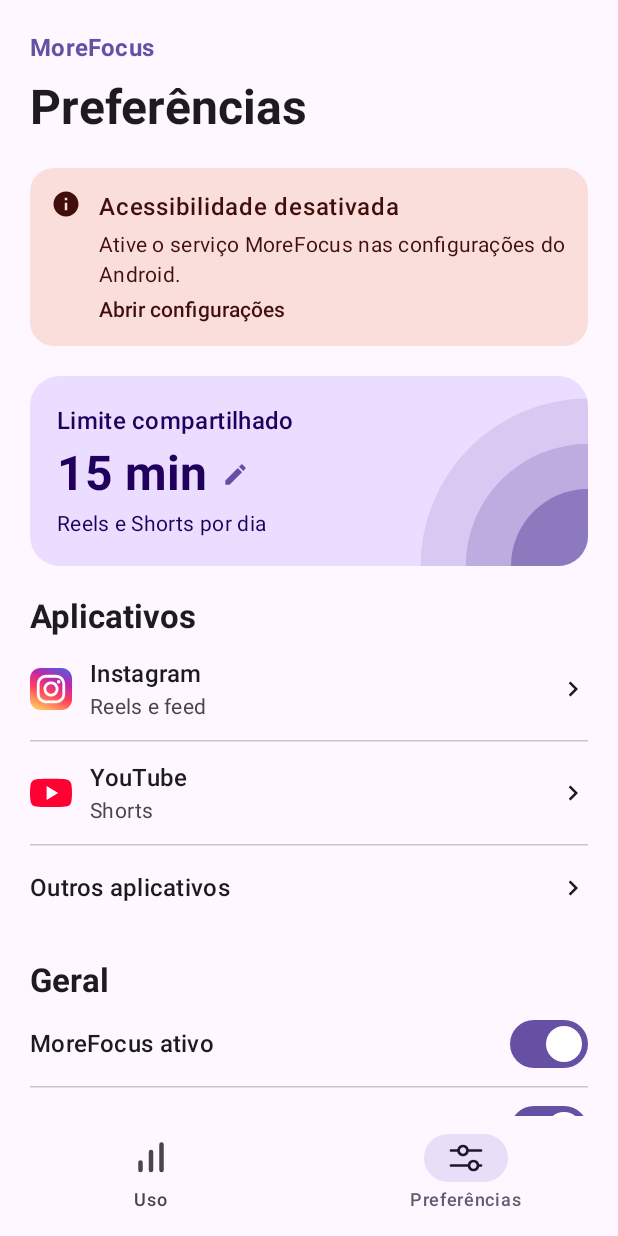
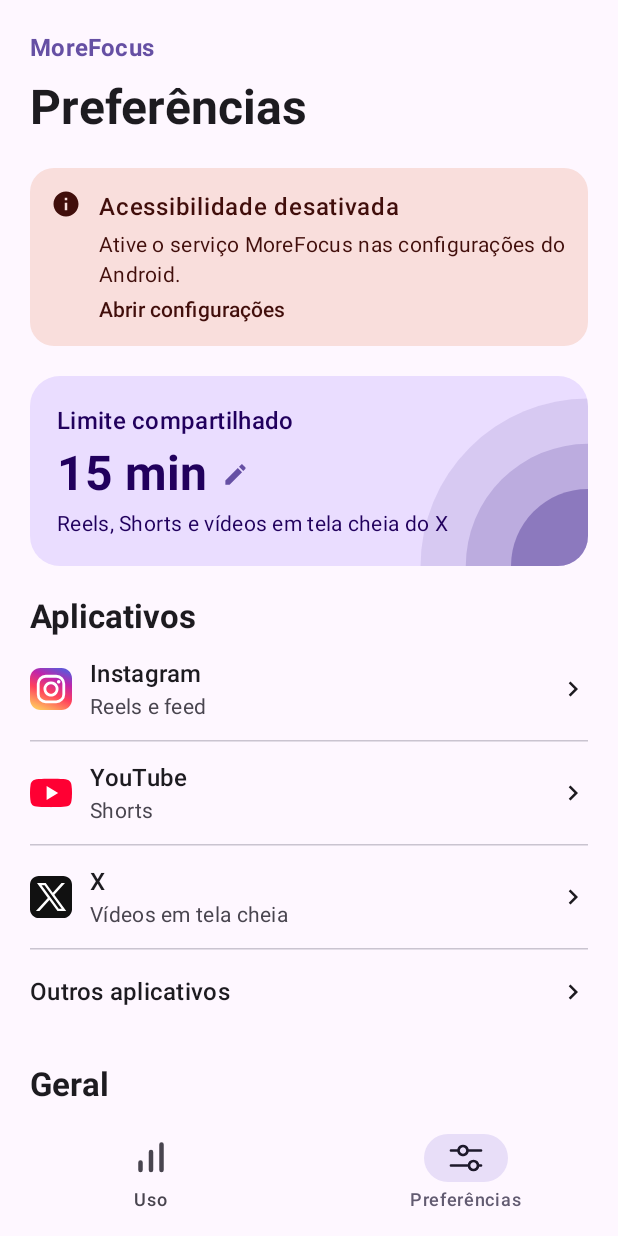
Before and after one commit to israNascimento/more-focus, an Android app built with Jetpack Compose: the screen it shows after launch (MainActivity), item 2 of the bottom bar chosen, on a phone screen of 412 x 824 dp. Run offline under Robolectric (Android 15) with nearby library versions, the phone set to English and light mode, and no system bars.

Commit message:
Apply the shared video limit to X's full-screen viewer

```diff
--- a/app/src/main/java/br/com/morefocus/MainActivity.kt
+++ b/app/src/main/java/br/com/morefocus/MainActivity.kt
@@ -142,6 +142,7 @@ private fun MoreFocusApp(
         onHideFeedShortsChange = viewModel::setHideFeedShorts,
         onHardBlockVerticalVideosChange = viewModel::setHardBlockVerticalVideos,
         onYouTubeShortsEnabledChange = viewModel::setYouTubeShortsEnabled,
+        onXVideosEnabledChange = viewModel::setXVideosEnabled,
         onExponentialPauseLockEnabledChange = viewModel::setExponentialPauseLockEnabled,
         onDailyVerticalVideosLimitSecondsChange =
             viewModel::setDailyVerticalVideosLimitSeconds,
@@ -172,6 +173,7 @@ internal fun MoreFocusScreen(
     onHideFeedShortsChange: (Boolean) -> Unit,
     onHardBlockVerticalVideosChange: (Boolean) -> Unit,
     onYouTubeShortsEnabledChange: (Boolean) -> Unit,
+    onXVideosEnabledChange: (Boolean) -> Unit,
     onExponentialPauseLockEnabledChange: (Boolean) -> Unit,
     onDailyVerticalVideosLimitSecondsChange: (Int) -> Unit,
     onAddAppLimit: (String, Int) -> Unit,
@@ -249,6 +251,10 @@ internal fun MoreFocusScreen(
                             )
                             FeaturedApp.YouTube -> YouTubePreferences(
                                 uiState, onYouTubeShortsEnabledChange, onHideFeedShortsChange
+                            )
+                            FeaturedApp.X -> ToggleRow(
+                                stringResource(R.string.preference_x_videos_enabled_title), uiState.xVideosEnabled,
+                                onXVideosEnabledChange, stringResource(R.string.preference_x_videos_description)
                             )
                         }
                     }
@@ -605,6 +611,7 @@ private fun MoreFocusScreenPreview() {
             onHideFeedShortsChange = {},
             onHardBlockVerticalVideosChange = {},
             onYouTubeShortsEnabledChange = {},
+            onXVideosEnabledChange = {},
             onExponentialPauseLockEnabledChange = {},
             onDailyVerticalVideosLimitSecondsChange = {},
             onAddAppLimit = { _, _ -> },
--- a/app/src/main/java/br/com/morefocus/PreferencesScreen.kt
+++ b/app/src/main/java/br/com/morefocus/PreferencesScreen.kt
@@ -53,6 +53,7 @@ import androidx.compose.ui.semantics.semantics
 import androidx.compose.ui.text.font.FontWeight
 import androidx.compose.ui.unit.dp
 import br.com.morefocus.blocking.INSTAGRAM_PACKAGE_NAME
+import br.com.morefocus.blocking.X_PACKAGE_NAME
 import br.com.morefocus.blocking.YOUTUBE_PACKAGE_NAME
 import br.com.morefocus.ui.MoreFocusUiState
 
@@ -71,6 +72,10 @@ internal enum class FeaturedApp(
     YouTube(
         "youtube", YOUTUBE_PACKAGE_NAME, R.string.youtube_name,
         R.string.shorts_title, R.string.shorts_title, R.drawable.ic_youtube
+    ),
+    X(
+        "x", X_PACKAGE_NAME, R.string.x_name,
+        R.string.x_videos_title, R.string.x_videos_title, R.drawable.ic_x
     )
 }
 
--- a/app/src/main/java/br/com/morefocus/UsageScreen.kt
+++ b/app/src/main/java/br/com/morefocus/UsageScreen.kt
@@ -61,7 +61,7 @@ private fun SharedUsageCard(uiState: MoreFocusUiState) {
     val limit = uiState.dailyVerticalVideosLimitSeconds * 1000L
     val remaining = (limit - used).coerceAtLeast(0L)
     val caption = when {
-        !uiState.instagramReelsEnabled && !uiState.youtubeShortsEnabled -> R.string.usage_rule_disabled
+        !uiState.instagramReelsEnabled && !uiState.youtubeShortsEnabled && !uiState.xVideosEnabled -> R.string.usage_rule_disabled
         used >= limit -> R.string.usage_limit_reached
         else -> R.string.usage_remaining_today
     }
--- a/app/src/main/java/br/com/morefocus/blocking/ReelsBlocker.kt
+++ b/app/src/main/java/br/com/morefocus/blocking/ReelsBlocker.kt
@@ -4,6 +4,9 @@ private const val MILLIS_PER_SECOND = 1000L
 
 internal const val INSTAGRAM_PACKAGE_NAME = "com.instagram.android"
 internal const val YOUTUBE_PACKAGE_NAME = "com.google.android.youtube"
+internal const val X_PACKAGE_NAME = "com.twitter.android"
+// X exposes this Compose tag throughout the swipeable viewer, including between videos.
+internal const val X_VIDEO_VIEWER_ID = "VideoTab"
 
 data class BlockSettings(
     val focusEnabled: Boolean,
@@ -13,7 +16,8 @@ data class BlockSettings(
     val dailyVerticalVideosLimitSeconds: Int = 15 * 60,
     val dailyVerticalVideosUsageMillis: Long = 0L,
     val appLimitRules: List<AppLimitRule> = emptyList(),
-    val hardBlockVerticalVideos: Boolean = false
+    val hardBlockVerticalVideos: Boolean = false,
+    val xVideosEnabled: Boolean = true
 ) {
     val dailyVerticalVideosLimitMillis: Long
         get() = dailyVerticalVideosLimitSeconds.coerceAtLeast(1) * MILLIS_PER_SECOND
@@ -48,7 +52,8 @@ data class MonitoringScope(
     val youtubeShortsEnabled: Boolean,
     val limitedPackages: Set<String>,
     val hideFeedReels: Boolean = false,
-    val hideFeedShorts: Boolean = false
+    val hideFeedShorts: Boolean = false,
+    val xVideosEnabled: Boolean = true
 ) {
     fun monitors(packageName: String?): Boolean =
         monitorsAppLimit(packageName) || monitorsVerticalVideos(packageName)
@@ -66,7 +71,8 @@ data class MonitoringScope(
     fun monitorsVerticalVideos(packageName: String?): Boolean =
         focusEnabled && (
             (instagramReelsEnabled && packageName == INSTAGRAM_PACKAGE_NAME) ||
-                (youtubeShortsEnabled && packageName == YOUTUBE_PACKAGE_NAME)
+                (youtubeShortsEnabled && packageName == YOUTUBE_PACKAGE_NAME) ||
+                (xVideosEnabled && packageName == X_PACKAGE_NAME)
         )
 }
 
@@ -88,7 +94,8 @@ class BlockDecisionEngine(
         screen: ScreenSnapshot
     ): Boolean =
         (settings.instagramReelsEnabled && reelsDetector.isInstagramReels(screen)) ||
-            (settings.youtubeShortsEnabled && shortsBlocker.isYouTubeShorts(screen))
+            (settings.youtubeShortsEnabled && shortsBlocker.isYouTubeShorts(screen)) ||
+            (settings.xVideosEnabled && screen.packageName == X_PACKAGE_NAME && X_VIDEO_VIEWER_ID in screen.resourceIds)
 
     fun verticalVideoAction(
         settings: BlockSettings,
--- a/app/src/main/java/br/com/morefocus/data/MoreFocusSettingsRepository.kt
+++ b/app/src/main/java/br/com/morefocus/data/MoreFocusSettingsRepository.kt
@@ -17,7 +17,8 @@ data class MoreFocusSettings(
     val hideFeedReels: Boolean = false,
     val hideFeedShorts: Boolean = false,
     val showUsageNotification: Boolean = true,
-    val hardBlockVerticalVideos: Boolean = false
+    val hardBlockVerticalVideos: Boolean = false,
+    val xVideosEnabled: Boolean = true
 )
 
 interface MoreFocusSettingsRepository {
@@ -47,6 +48,7 @@ interface MoreFocusSettingsRepository {
             focusEnabled = settings.focusEnabled,
             instagramReelsEnabled = settings.instagramReelsEnabled,
             youtubeShortsEnabled = settings.youtubeShortsEnabled,
+            xVideosEnabled = settings.xVideosEnabled,
             hideFeedReels = settings.hideFeedReels,
             hideFeedShorts = settings.hideFeedShorts,
             limitedPackages = settings.appLimitRules
@@ -68,6 +70,8 @@ interface MoreFocusSettingsRepository {
     fun setHardBlockVerticalVideos(enabled: Boolean)
 
     fun setYouTubeShortsEnabled(enabled: Boolean)
+
+    fun setXVideosEnabled(enabled: Boolean)
 
     fun setExponentialPauseLockEnabled(enabled: Boolean)
 
@@ -121,6 +125,7 @@ class SharedPreferencesMoreFocusSettingsRepository(
             focusEnabled = preferences.isFocusEnabled(),
             instagramReelsEnabled = preferences.isInstagramReelsEnabled(),
             youtubeShortsEnabled = preferences.isYouTubeShortsEnabled(),
+            xVideosEnabled = preferences.isXVideosEnabled(),
             exponentialPauseLockEnabled = preferences.isExponentialPauseLockEnabled(),
             dailyVerticalVideosLimitSeconds = preferences.dailyVerticalVideosLimitSeconds(),
             appLimitRules = preferences.appLimitRules(),
@@ -169,6 +174,11 @@ class SharedPreferencesMoreFocusSettingsRepository(
 
     override fun setYouTubeShortsEnabled(enabled: Boolean) {
         preferences.setYouTubeShortsEnabled(enabled)
+        invalidateMonitoringScope()
+    }
+
+    override fun setXVideosEnabled(enabled: Boolean) {
+        preferences.setXVideosEnabled(enabled)
         invalidateMonitoringScope()
     }
 
--- a/app/src/main/java/br/com/morefocus/notifications/DailyUsageNotification.kt
+++ b/app/src/main/java/br/com/morefocus/notifications/DailyUsageNotification.kt
@@ -79,7 +79,7 @@ class DailyUsageNotification(
 
         val settings = preferences.getBlockSettingsForPackage(null)
         if (!preferences.showUsageNotification() || !settings.focusEnabled ||
-            !(settings.instagramReelsEnabled || settings.youtubeShortsEnabled)
+            !(settings.instagramReelsEnabled || settings.youtubeShortsEnabled || settings.xVideosEnabled)
         ) {
             manager.cancel(NOTIFICATION_ID)
             return
--- a/app/src/main/java/br/com/morefocus/settings/MoreFocusPreferences.kt
+++ b/app/src/main/java/br/com/morefocus/settings/MoreFocusPreferences.kt
@@ -25,6 +25,7 @@ class MoreFocusPreferences(context: Context) {
                 KEY_FOCUS_ENABLED,
                 KEY_VERTICAL_VIDEOS_INSTAGRAM_REELS_ENABLED,
                 KEY_VERTICAL_VIDEOS_YOUTUBE_SHORTS_ENABLED,
+                KEY_X_VIDEOS_ENABLED,
                 KEY_DAILY_VERTICAL_VIDEOS_LIMIT_SECONDS,
                 KEY_DAILY_VERTICAL_VIDEOS_USAGE_DAY,
                 KEY_DAILY_VERTICAL_VIDEOS_USAGE_MILLIS -> onChanged()
@@ -40,6 +41,7 @@ class MoreFocusPreferences(context: Context) {
             focusEnabled = preferences.getBoolean(KEY_FOCUS_ENABLED, true),
             instagramReelsEnabled = isInstagramReelsEnabled(),
             youtubeShortsEnabled = isYouTubeShortsEnabled(),
+            xVideosEnabled = isXVideosEnabled(),
             pauseUntilMillis = preferences.getLong(KEY_PAUSE_UNTIL_MILLIS, 0L),
             dailyVerticalVideosLimitSeconds = dailyVerticalVideosLimitSeconds(),
             dailyVerticalVideosUsageMillis = dailyUsageState.usedMillis,
@@ -62,6 +64,7 @@ class MoreFocusPreferences(context: Context) {
             focusEnabled = preferences.getBoolean(KEY_FOCUS_ENABLED, true),
             instagramReelsEnabled = isInstagramReelsEnabled(),
             youtubeShortsEnabled = isYouTubeShortsEnabled(),
+            xVideosEnabled = isXVideosEnabled(),
             pauseUntilMillis = preferences.getLong(KEY_PAUSE_UNTIL_MILLIS, 0L),
             dailyVerticalVideosLimitSeconds = dailyVerticalVideosLimitSeconds(),
             dailyVerticalVideosUsageMillis = dailyUsageState.usedMillis,
@@ -75,6 +78,7 @@ class MoreFocusPreferences(context: Context) {
             focusEnabled = preferences.getBoolean(KEY_FOCUS_ENABLED, true),
             instagramReelsEnabled = isInstagramReelsEnabled(),
             youtubeShortsEnabled = isYouTubeShortsEnabled(),
+            xVideosEnabled = isXVideosEnabled(),
             hideFeedReels = hideFeedReels(),
             hideFeedShorts = hideFeedShorts(),
             limitedPackages = appLimitPackages().filterTo(mutableSetOf()) { packageName ->
@@ -129,6 +133,12 @@ class MoreFocusPreferences(context: Context) {
         preferences.edit {
             putBoolean(KEY_VERTICAL_VIDEOS_YOUTUBE_SHORTS_ENABLED, enabled)
         }
+    }
+
+    fun isXVideosEnabled(): Boolean = preferences.getBoolean(KEY_X_VIDEOS_ENABLED, true)
+
+    fun setXVideosEnabled(enabled: Boolean) {
+        preferences.edit { putBoolean(KEY_X_VIDEOS_ENABLED, enabled) }
     }
 
     fun isExponentialPauseLockEnabled(): Boolean =
@@ -426,6 +436,7 @@ class MoreFocusPreferences(context: Context) {
         private const val KEY_SHOW_USAGE_NOTIFICATION = "show_usage_notification"
         private const val KEY_HIDE_FEED_REELS = "hide_feed_reels"
         private const val KEY_HIDE_FEED_SHORTS = "hide_feed_shorts"
+        private const val KEY_X_VIDEOS_ENABLED = "vertical_videos_x_enabled"
         // Keep the original key so upgrades retain the user's choice.
         private const val KEY_HARD_BLOCK_VERTICAL_VIDEOS = "hard_block_reels"
         private const val KEY_VERTICAL_VIDEOS_INSTAGRAM_REELS_ENABLED =
--- a/app/src/main/java/br/com/morefocus/ui/MoreFocusViewModel.kt
+++ b/app/src/main/java/br/com/morefocus/ui/MoreFocusViewModel.kt
@@ -19,6 +19,7 @@ data class MoreFocusUiState(
     val hideFeedShorts: Boolean = false,
     val hardBlockVerticalVideos: Boolean = false,
     val youtubeShortsEnabled: Boolean = true,
+    val xVideosEnabled: Boolean = true,
     val exponentialPauseLockEnabled: Boolean = true,
     val dailyVerticalVideosLimitSeconds: Int = 15 * 60,
     val dailyVerticalVideosUsageMillis: Long = 0L,
@@ -75,6 +76,11 @@ class MoreFocusViewModel(
         refresh()
     }
 
+    fun setXVideosEnabled(enabled: Boolean) {
+        settingsRepository.setXVideosEnabled(enabled)
+        refresh()
+    }
+
     fun setExponentialPauseLockEnabled(enabled: Boolean) {
         settingsRepository.setExponentialPauseLockEnabled(enabled)
         refresh()
@@ -123,6 +129,7 @@ class MoreFocusViewModel(
             hideFeedShorts = settings.hideFeedShorts,
             hardBlockVerticalVideos = settings.hardBlockVerticalVideos,
             youtubeShortsEnabled = settings.youtubeShortsEnabled,
+            xVideosEnabled = settings.xVideosEnabled,
             exponentialPauseLockEnabled = settings.exponentialPauseLockEnabled,
             dailyVerticalVideosLimitSeconds = settings.dailyVerticalVideosLimitSeconds,
             dailyVerticalVideosUsageMillis = blockSettings.dailyVerticalVideosUsageMillis,
--- /dev/null
+++ b/app/src/main/res/drawable/ic_x.xml
@@ -0,0 +1,7 @@
+<vector xmlns:android="http://schemas.android.com/apk/res/android"
+    android:width="24dp" android:height="24dp"
+    android:viewportWidth="24" android:viewportHeight="24">
+    <path android:fillColor="#FF111111" android:pathData="M5,0h14a5,5 0,0 1,5 5v14a5,5 0,0 1,-5 5H5a5,5 0,0 1,-5 -5V5a5,5 0,0 1,5 -5z" />
+    <path android:fillColor="#FFFFFFFF" android:fillType="evenOdd"
+        android:pathData="M4,4h5l4,5.5L18,4h2l-6.1,6.7L20.7,20h-5l-4.6,-6.3L5.4,20h-2l6.8,-7.5zM6.6,5.3l9.8,13.4h1.7L8.3,5.3z" />
+</vector>
--- a/app/src/main/res/values/strings.xml
+++ b/app/src/main/res/values/strings.xml
@@ -1,7 +1,7 @@
 <resources>
     <string name="app_name">More Focus</string>
     <string name="accessibility_service_label">More Focus</string>
-    <string name="accessibility_service_description">Detecta o aplicativo em primeiro plano, Instagram Reels e YouTube Shorts para aplicar limites diários locais. O MoreFocus não captura imagens, não grava vídeos e não envia dados.</string>
+    <string name="accessibility_service_description">Detecta o aplicativo em primeiro plano, Instagram Reels, YouTube Shorts e vídeos em tela cheia do X para aplicar limites diários locais. O MoreFocus não captura imagens, não grava vídeos e não envia dados.</string>
     <string name="wordmark">MoreFocus</string>
     <string name="accessibility_status_active">Acessibilidade ativa</string>
     <string name="accessibility_status_inactive">Acessibilidade desativada</string>
@@ -11,17 +11,17 @@
     <string name="preferences_tab_title">Preferências</string>
     <string name="usage_today_title">Uso de hoje</string>
     <string name="usage_apps_description">Tempo de uso dos apps com limite diário.</string>
-    <string name="usage_vertical_videos_title">Reels e Shorts</string>
+    <string name="usage_vertical_videos_title">Reels, Shorts e vídeos do X</string>
     <string name="usage_notification_channel">Uso diário de vídeos verticais</string>
     <string name="usage_notification_remaining">%1$s disponíveis hoje</string>
-    <string name="usage_notification_used">Reels e Shorts · %1$s de uso total</string>
+    <string name="usage_notification_used">Reels, Shorts e vídeos do X · %1$s de uso total</string>
     <string name="usage_apps_title">Aplicativos</string>
     <string name="usage_apps_empty">Nenhum limite por aplicativo configurado.</string>
     <string name="usage_time">%1$s de %2$s usados</string>
     <string name="usage_limit_reached">Limite atingido</string>
     <string name="usage_rule_disabled">Regra desativada</string>
     <string name="accessibility_disclosure_title">Uso da acessibilidade</string>
-    <string name="accessibility_disclosure_description">O MoreFocus usa eventos de acessibilidade para identificar o aplicativo em primeiro plano e lê textos, descrições e identificadores das telas do Instagram e YouTube para detectar Reels e Shorts. As opções de ocultar vídeos usam a posição dos cards e das abas Reels e Shorts para cobrir os vídeos no feed e bloquear o toque nas abas. No YouTube, a cobertura também bloqueia o toque nos cards de Shorts. Com o bloqueio rígido ativo, ao atingir o limite diário, o MoreFocus aciona Voltar ao detectar Reels ou Shorts com limite ativo. Ele também bloqueia toques nos Reels ou Shorts identificados no feed do app que está com a regra ativa. Ele não captura imagens, não grava vídeos e não envia dados.</string>
+    <string name="accessibility_disclosure_description">O MoreFocus usa eventos de acessibilidade para identificar o aplicativo em primeiro plano e lê textos, descrições e identificadores das telas do Instagram e do YouTube para detectar Reels e Shorts. No X, lê o identificador do visualizador de vídeos em tela cheia para contar o tempo de uso. As opções de ocultar vídeos usam a posição dos cards e das abas Reels e Shorts para cobrir os vídeos no feed e bloquear o toque nas abas. No YouTube, a cobertura também bloqueia o toque nos cards de Shorts. Com o bloqueio rígido ativo, ao atingir o limite diário, o MoreFocus aciona Voltar ao detectar Reels, Shorts ou vídeos em tela cheia do X com limite ativo. Ele também bloqueia toques nos Reels ou Shorts identificados no feed do app que está com a regra ativa. Ele não captura imagens, não grava vídeos e não envia dados.</string>
     <string name="preferences_title">Preferências</string>
     <string name="preference_focus_enabled_title">MoreFocus ativo</string>
     <string name="preference_usage_notification_title">Notificações de uso</string>
@@ -33,13 +33,13 @@
     <string name="shorts_tab_blocked">Aba Shorts bloqueada pelo MoreFocus</string>
     <string name="reels_tab_blocked">Aba Reels bloqueada pelo MoreFocus</string>
     <string name="preference_hard_block_vertical_videos_title">Bloqueio rígido de vídeos verticais</string>
-    <string name="preference_hard_block_vertical_videos_description">Ao atingir o limite diário, sai automaticamente de Reels e Shorts com limite ativo. Também bloqueia toques nos Reels e Shorts identificados nos feeds.</string>
+    <string name="preference_hard_block_vertical_videos_description">Ao atingir o limite diário, sai automaticamente de Reels, Shorts e vídeos em tela cheia do X com limite ativo. Também bloqueia toques nos Reels e Shorts identificados nos feeds.</string>
     <string name="preference_hide_feed_reels_description">Cobre os Reels no feed do Instagram e bloqueia o botão Reels na barra inferior. O áudio pode continuar tocando.</string>
     <string name="preference_youtube_shorts_enabled_title">Limitar Shorts</string>
     <string name="preference_exponential_pause_lock_title">Bloqueio exponencial do +1 minuto</string>
     <string name="preference_exponential_pause_lock_description">Aumenta a espera para 3s, 9s, 27s e até 60s a cada uso, separadamente para vídeos verticais e cada aplicativo.</string>
     <string name="daily_vertical_videos_limit_title">Limite diário de vídeos verticais</string>
-    <string name="daily_vertical_videos_limit_description">Reels e Shorts habilitados compartilham este tempo diário.</string>
+    <string name="daily_vertical_videos_limit_description">Reels, Shorts e vídeos em tela cheia do X compartilham este tempo diário quando suas regras estão ativas.</string>
     <string name="duration_seconds">%1$ds</string>
     <string name="duration_minutes">%1$d min</string>
     <string name="app_limits_title">Limites por aplicativo</string>
@@ -60,12 +60,16 @@
     <string name="focus_overlay_add_minute_locked">+1 minuto (%1$ds)</string>
     <string name="focus_overlay_exit">Sair</string>
     <string name="shared_limit_title">Limite compartilhado</string>
-    <string name="shared_limit_caption">Reels e Shorts por dia</string>
+    <string name="shared_limit_caption">Reels, Shorts e vídeos em tela cheia do X</string>
     <string name="usage_remaining_today">restantes hoje</string>
     <string name="instagram_name">Instagram</string>
     <string name="youtube_name">YouTube</string>
     <string name="instagram_summary">Reels e feed</string>
     <string name="reels_title">Reels</string>
+    <string name="x_name">X</string>
+    <string name="x_videos_title">Vídeos em tela cheia</string>
+    <string name="preference_x_videos_enabled_title">Limitar vídeos em tela cheia</string>
+    <string name="preference_x_videos_description">Usa o limite compartilhado. Vídeos na timeline ficam fora desse limite.</string>
     <string name="shorts_title">Shorts</string>
     <string name="general_title">Geral</string>
     <string name="other_apps_title">Outros aplicativos</string>
```
Also changed, not shown: app/src/main/java/br/com/morefocus/accessibility/FocusOverlay.kt (+7 -0 lines), app/src/main/java/br/com/morefocus/accessibility/MoreFocusAccessibilityService.kt (+23 -7 lines), 5 other files.
